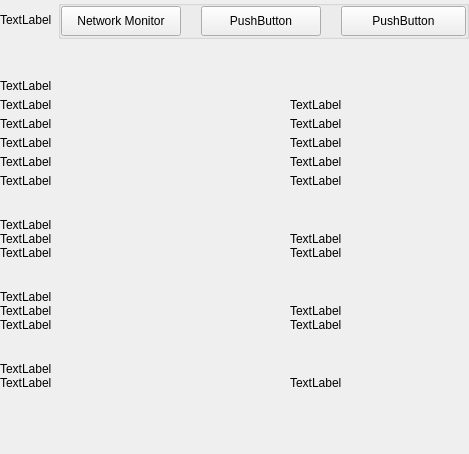
Old version of the form src/qt/settings/forms/settingsinformationwidget.ui in the repository eons-finance/ALQO.
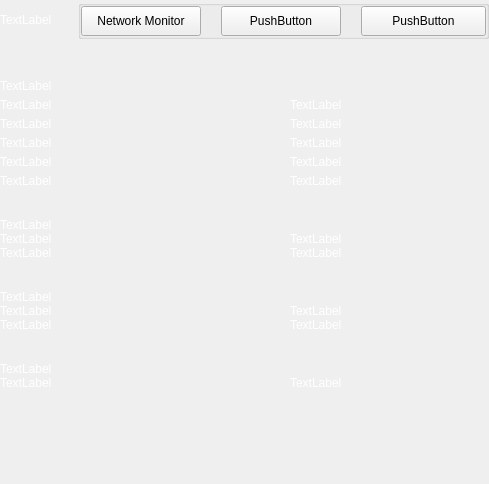
New version of the form.

```diff
--- a/src/qt/settings/forms/settingsinformationwidget.ui
+++ b/src/qt/settings/forms/settingsinformationwidget.ui
@@ -6,8 +6,8 @@
    <rect>
     <x>0</x>
     <y>0</y>
-    <width>469</width>
-    <height>454</height>
+    <width>489</width>
+    <height>484</height>
    </rect>
   </property>
   <property name="windowTitle">
@@ -56,6 +56,9 @@
           </property>
           <item>
            <widget class="QLabel" name="labelTitle">
+            <property name="styleSheet">
+             <string notr="true">color:white;</string>
+            </property>
             <property name="text">
              <string>TextLabel</string>
             </property>
@@ -183,7 +186,10 @@
          </spacer>
         </item>
         <item>
-         <widget class="QWidget" name="layoutOptions1" native="true">
+         <widget class="QFrame" name="layoutOptions1">
+          <property name="styleSheet">
+           <string notr="true">color:white;</string>
+          </property>
           <layout class="QVBoxLayout" name="verticalLayout_9">
            <property name="spacing">
             <number>5</number>
@@ -396,6 +402,9 @@
         </item>
         <item>
          <widget class="QLabel" name="labelTitleNetwork">
+          <property name="styleSheet">
+           <string notr="true">color:white;</string>
+          </property>
           <property name="text">
            <string>TextLabel</string>
           </property>
@@ -420,6 +429,9 @@
               <height>16777215</height>
              </size>
             </property>
+            <property name="styleSheet">
+             <string notr="true">color:white;</string>
+            </property>
             <property name="text">
              <string>TextLabel</string>
             </property>
@@ -427,6 +439,9 @@
           </item>
           <item>
            <widget class="QLabel" name="labelInfoName">
+            <property name="styleSheet">
+             <string notr="true">color:white;</string>
+            </property>
             <property name="text">
              <string>TextLabel</string>
             </property>
@@ -435,7 +450,10 @@
          </layout>
         </item>
         <item>
-         <widget class="QWidget" name="layoutOptions2" native="true">
+         <widget class="QFrame" name="layoutOptions2">
+          <property name="styleSheet">
+           <string notr="true">color:white;</string>
+          </property>
           <layout class="QHBoxLayout" name="horizontalConnections" stretch="0,1">
            <property name="spacing">
             <number>0</number>
@@ -499,6 +517,9 @@
         </item>
         <item>
          <widget class="QLabel" name="labelTitleBlockchain">
+          <property name="styleSheet">
+           <string notr="true">color:white;</string>
+          </property>
           <property name="text">
            <string>TextLabel</string>
           </property>
@@ -523,6 +544,9 @@
               <height>16777215</height>
              </size>
             </property>
+            <property name="styleSheet">
+             <string notr="true">color:white;</string>
+            </property>
             <property name="text">
              <string>TextLabel</string>
             </property>
@@ -530,6 +554,9 @@
           </item>
           <item>
            <widget class="QLabel" name="labelInfoBlockNumber">
+            <property name="styleSheet">
+             <string notr="true">color:white;</string>
+            </property>
             <property name="text">
              <string>TextLabel</string>
             </property>
@@ -538,7 +565,10 @@
          </layout>
         </item>
         <item>
-         <widget class="QWidget" name="layoutOptions3" native="true">
+         <widget class="QFrame" name="layoutOptions3">
+          <property name="styleSheet">
+           <string notr="true">color:white;</string>
+          </property>
           <layout class="QHBoxLayout" name="horizontalBlockTime" stretch="0,1">
            <property name="spacing">
             <number>0</number>
@@ -602,6 +632,9 @@
         </item>
         <item>
          <widget class="QLabel" name="labelTitleMemory">
+          <property name="styleSheet">
+           <string notr="true">color:white;</string>
+          </property>
           <property name="text">
            <string>TextLabel</string>
           </property>
@@ -626,6 +659,9 @@
               <height>16777215</height>
              </size>
             </property>
+            <property name="styleSheet">
+             <string notr="true">color:white;</string>
+            </property>
             <property name="text">
              <string>TextLabel</string>
             </property>
@@ -633,6 +669,9 @@
           </item>
           <item>
            <widget class="QLabel" name="labelInfoNumberTransactions">
+            <property name="styleSheet">
+             <string notr="true">color:white;</string>
+            </property>
             <property name="text">
              <string>TextLabel</string>
             </property>
```
